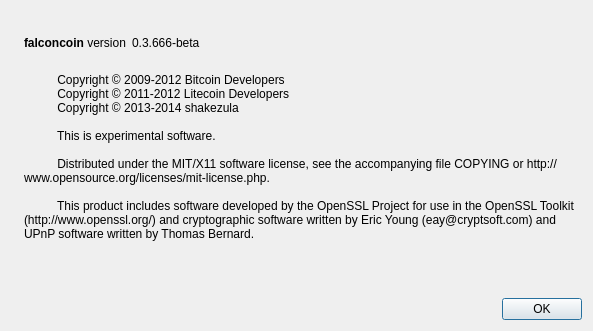
First picture: the form in src/qt/forms/aboutdialog.ui, repository poixninja/Vapecoin, before the edit.
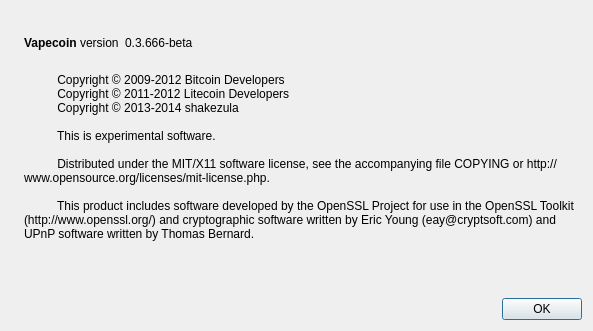
Second picture: the form after the edit. Icons and pictures are not drawn.

The edit to the form file:
```diff
--- a/src/qt/forms/aboutdialog.ui
+++ b/src/qt/forms/aboutdialog.ui
@@ -50,7 +50,7 @@
           <cursorShape>IBeamCursor</cursorShape>
          </property>
          <property name="text">
-          <string>&lt;b&gt;falconcoin&lt;/b&gt; version</string>
+          <string>&lt;b&gt;Vapecoin&lt;/b&gt; version</string>
          </property>
          <property name="textInteractionFlags">
           <set>Qt::LinksAccessibleByMouse|Qt::TextSelectableByKeyboard|Qt::TextSelectableByMouse</set>
```
Left out of the diff: 2 changed lines with no effect on the pictures.
